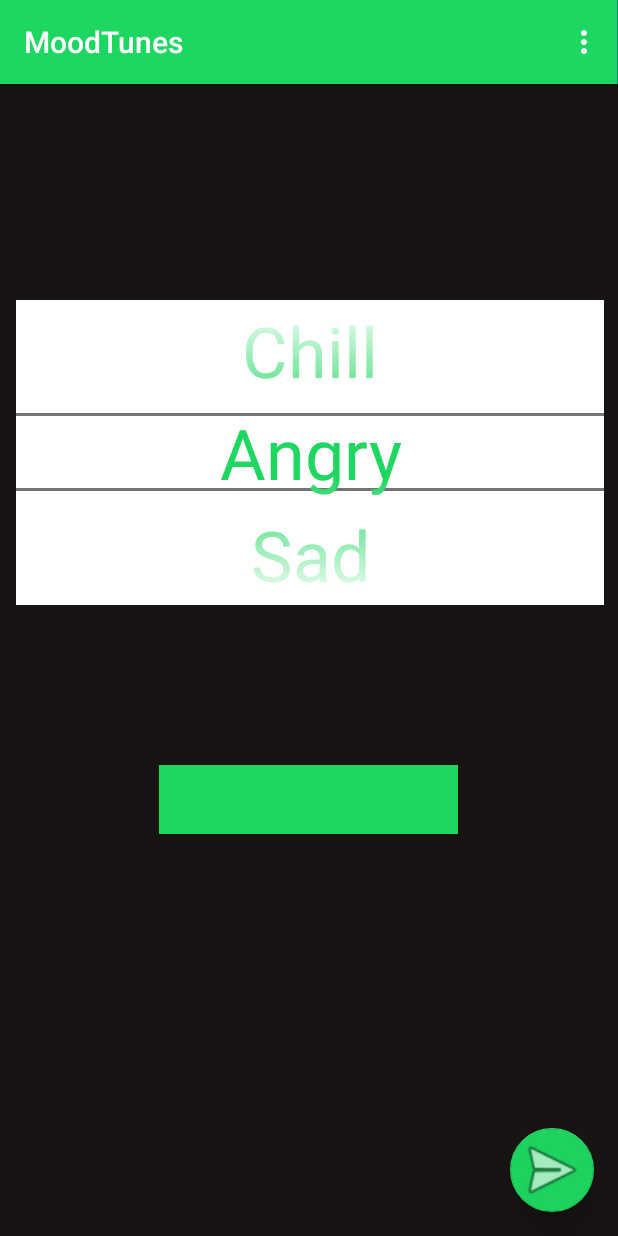
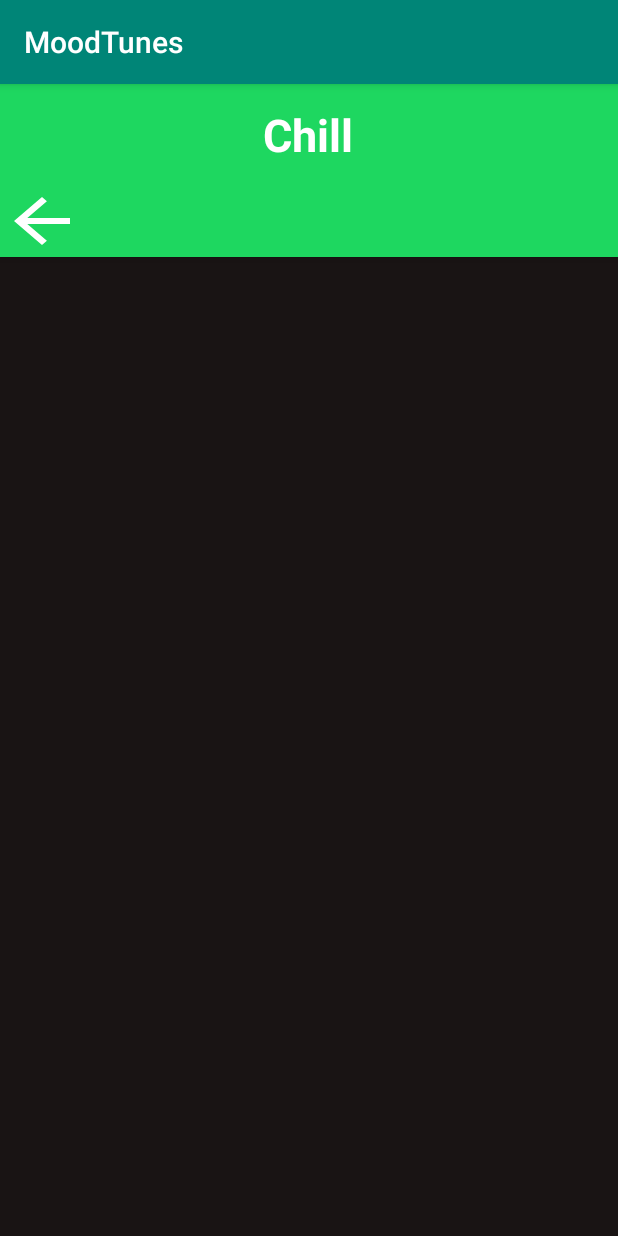
Before and after one commit to sumedhvaidy/Mood-Tunes, an Android app: the screen it shows after launch (MainActivity before the commit, PlaylistScreen after it), after a tap on an icon or button, on a phone screen of 412 x 824 dp. Run offline under Robolectric (Android 15) with nearby library versions, the phone set to English and light mode, and no system bars.

Commit message:
finished my part

```diff
--- a/app/src/main/java/com/example/moodtunes/MainActivity.java
+++ b/app/src/main/java/com/example/moodtunes/MainActivity.java
@@ -21,28 +21,14 @@ import android.widget.TextView;
 public class MainActivity extends AppCompatActivity {
     private NumberPicker moodPicker;
     private String[] pickerVals;
+    private String pickedMood;
+    private Intent mood;
     @Override
     protected void onCreate(Bundle savedInstanceState) {
         super.onCreate(savedInstanceState);
         setContentView(R.layout.activity_main);
-        Toolbar toolbar = findViewById(R.id.toolbar);
-        moodPicker = findViewById(R.id.moodPicker);
-        final TextView chosenMood = findViewById(R.id.chosenMood);
-        moodPicker.setTextSize(70);
-        moodPicker.setTextColor(Color.parseColor("#1ED760"));
-        moodPicker.setMaxValue(3);
-        moodPicker.setMinValue(0);
-        pickerVals = new String[] {"Angry", "Sad", "Happy", "Chill"};
-        moodPicker.setDisplayedValues(pickerVals);
-        moodPicker.setOnValueChangedListener(new NumberPicker.OnValueChangeListener() {
-            @Override
-            public void onValueChange(NumberPicker numberPicker, int i, int i1) {
-                int moodPickerVal = moodPicker.getValue();
-                Log.d("picker value", pickerVals[moodPickerVal]);
-                chosenMood.setText(pickerVals[moodPickerVal]);
-            }
-        });
-        setSupportActionBar(toolbar);
+        mood = new Intent(this, PlaylistScreen.class);
+        pickedMood = "Chill";
         FloatingActionButton nextButton = findViewById(R.id.nextButton);
         nextButton.setOnClickListener(new View.OnClickListener() {
             @Override
@@ -50,10 +36,31 @@ public class MainActivity extends AppCompatActivity {
                 buttonClicked();
             }
         });
+        Toolbar toolbar = findViewById(R.id.toolbar);
+        final TextView chosenMood = findViewById(R.id.chosenMood);
+        moodPicker = findViewById(R.id.moodPicker);
+        chosenMood.setText(pickedMood);
+        moodPicker.setTextSize(70);
+        moodPicker.setTextColor(Color.parseColor("#1ED760"));
+        moodPicker.setMaxValue(3);
+        moodPicker.setMinValue(0);
+        pickerVals = new String[] {"Chill", "Sad", "Happy", "Angry"};
+        moodPicker.setDisplayedValues(pickerVals);
+        moodPicker.setOnValueChangedListener(new NumberPicker.OnValueChangeListener() {
+            @Override
+            public void onValueChange(NumberPicker numberPicker, int i, int i1) {
+                int moodPickerVal = moodPicker.getValue();
+                pickedMood = pickerVals[moodPickerVal];
+                Log.d("picker value", pickedMood);
+                chosenMood.setText(pickedMood);
+            }
+        });
+        setSupportActionBar(toolbar);
     }
     public void buttonClicked() {
-        Intent intent = new Intent(this, PlaylistScreen.class);
-        startActivity(intent);
+        System.out.println("Before: " + pickedMood);
+        mood.putExtra("mood", pickedMood);
+        startActivity(mood);
     }
     @Override
     public boolean onCreateOptionsMenu(Menu menu) {
--- a/app/src/main/java/com/example/moodtunes/PlaylistScreen.java
+++ b/app/src/main/java/com/example/moodtunes/PlaylistScreen.java
@@ -2,7 +2,17 @@ package com.example.moodtunes;
 
 import androidx.appcompat.app.AppCompatActivity;
 
+import android.content.Intent;
+import android.graphics.Color;
 import android.os.Bundle;
+import android.view.View;
+import android.widget.Button;
+import android.widget.EditText;
+import android.widget.TextView;
+
+import com.google.android.material.floatingactionbutton.FloatingActionButton;
+
+import org.w3c.dom.Text;
 
 public class PlaylistScreen extends AppCompatActivity {
 
@@ -10,5 +20,20 @@ public class PlaylistScreen extends AppCompatActivity {
     protected void onCreate(Bundle savedInstanceState) {
         super.onCreate(savedInstanceState);
         setContentView(R.layout.activity_playlist_screen);
+        Intent moodIntent = getIntent();
+        String pickedMood = moodIntent.getStringExtra("mood");
+        System.out.println("after: " + pickedMood);
+        TextView mood = findViewById(R.id.mood);
+        mood.bringToFront();
+        mood.setTextColor(Color.parseColor("#FFFFFF"));
+        mood.setText(pickedMood);
+        Button backButton = findViewById(R.id.backButton);
+        backButton.bringToFront();
+        backButton.setOnClickListener(new View.OnClickListener() {
+            @Override
+            public void onClick(View view) {
+                finish();
+            }
+        });
     }
 }
--- a/app/src/main/res/layout/activity_main.xml
+++ b/app/src/main/res/layout/activity_main.xml
@@ -104,7 +104,7 @@
         android:background="#1ED760"
         android:clickable="true"
         android:focusable="true"
-        android:focusableInTouchMode="true"
+        android:focusableInTouchMode="false"
         app:backgroundTint="#1ED760"
         app:fabSize="normal"
         app:layout_constraintBottom_toBottomOf="parent"
--- a/app/src/main/res/layout/activity_playlist_screen.xml
+++ b/app/src/main/res/layout/activity_playlist_screen.xml
@@ -1,44 +1,43 @@
 <?xml version="1.0" encoding="utf-8"?>
 <androidx.coordinatorlayout.widget.CoordinatorLayout xmlns:android="http://schemas.android.com/apk/res/android"
+    xmlns:app="http://schemas.android.com/apk/res-auto"
     xmlns:tools="http://schemas.android.com/tools"
-    xmlns:app="http://schemas.android.com/apk/res-auto"
-
-
     android:layout_width="match_parent"
-    android:layout_height="match_parent">
+    android:layout_height="match_parent"
+    android:background="#191414">
 
     <com.google.android.material.appbar.AppBarLayout
         android:id="@+id/appbar"
-
         android:layout_width="match_parent"
         android:layout_height="wrap_content"
-        android:background="#1ED760">
+        android:background="#1ED760"
+        android:theme="@style/AppTheme.AppBarOverlay"
+        android:visibility="visible"
+        tools:visibility="visible">
 
         <Button
             android:id="@+id/backButton"
-            android:layout_width="wrap_content"
+            android:layout_width="56dp"
             android:layout_height="wrap_content"
-            android:background="?attr/actionModeCloseDrawable" />
+            android:background="?attr/homeAsUpIndicator"
+            android:foregroundGravity="fill_horizontal|fill_vertical"
+            android:textSize="30sp"
+            android:visibility="visible"
+            tools:visibility="visible" />
+
+        <TextView
+            android:id="@+id/mood"
+            android:layout_width="319dp"
+            android:layout_height="67dp"
+            android:layout_gravity="center|center_horizontal|center_vertical"
+            android:foregroundGravity="center_vertical|center|center_horizontal"
+            android:gravity="center|center_horizontal|center_vertical"
+            android:textAllCaps="false"
+            android:textColor="#FFFFFF"
+            android:textSize="30sp"
+            android:textStyle="bold" />
 
     </com.google.android.material.appbar.AppBarLayout>
 
-    <androidx.core.widget.NestedScrollView
-        android:layout_width="match_parent"
-        android:layout_height="match_parent"
-
-
-        android:background="#191414"
-        app:layout_behavior="com.google.android.material.appbar.AppBarLayout$ScrollingViewBehavior">
-
-        <androidx.constraintlayout.widget.ConstraintLayout
-            android:layout_width="match_parent"
-            android:layout_height="match_parent"
-            android:background="#191414"
-            tools:context=".PlaylistScreen">
-
-        </androidx.constraintlayout.widget.ConstraintLayout>
-
-    </androidx.core.widget.NestedScrollView>
-
 
 </androidx.coordinatorlayout.widget.CoordinatorLayout>
```
